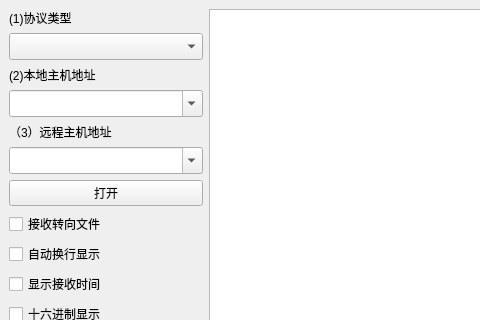
Before: the Qt Designer form netassistant.ui in malik1988/NetAssistant, drawn with Qt 5; both pictures show x 0 to 480 and y 0 to 320 of the 800 by 601 pixel window.
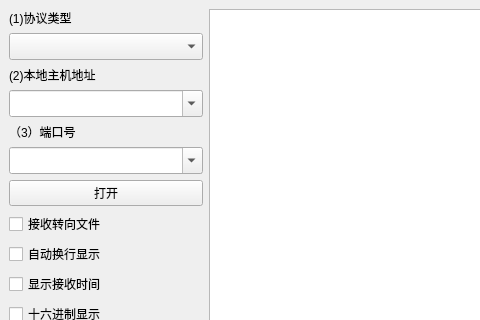
After: the same form once the commit is applied.

Diff of the .ui file:
```diff
--- a/netassistant.ui
+++ b/netassistant.ui
@@ -86,7 +86,7 @@
          </sizepolicy>
         </property>
         <property name="text">
-         <string>（3）远程主机地址</string>
+         <string>（3）端口号</string>
         </property>
        </widget>
       </item>
```
Left out of the diff: 9 changed lines with no effect on the pictures.
